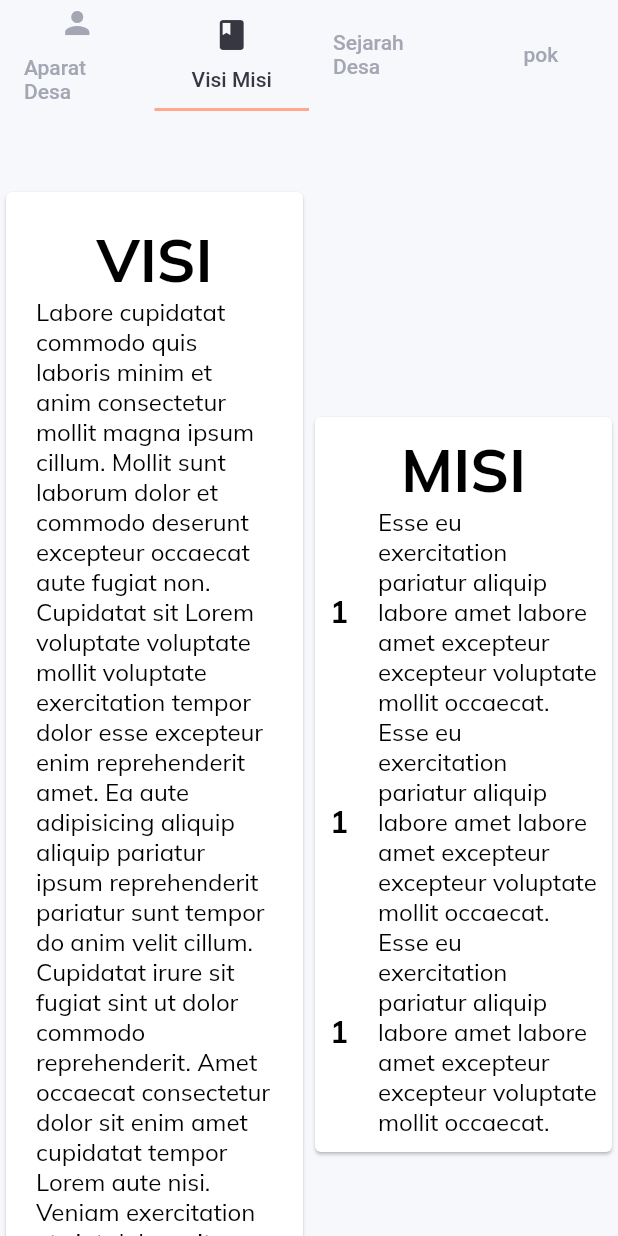
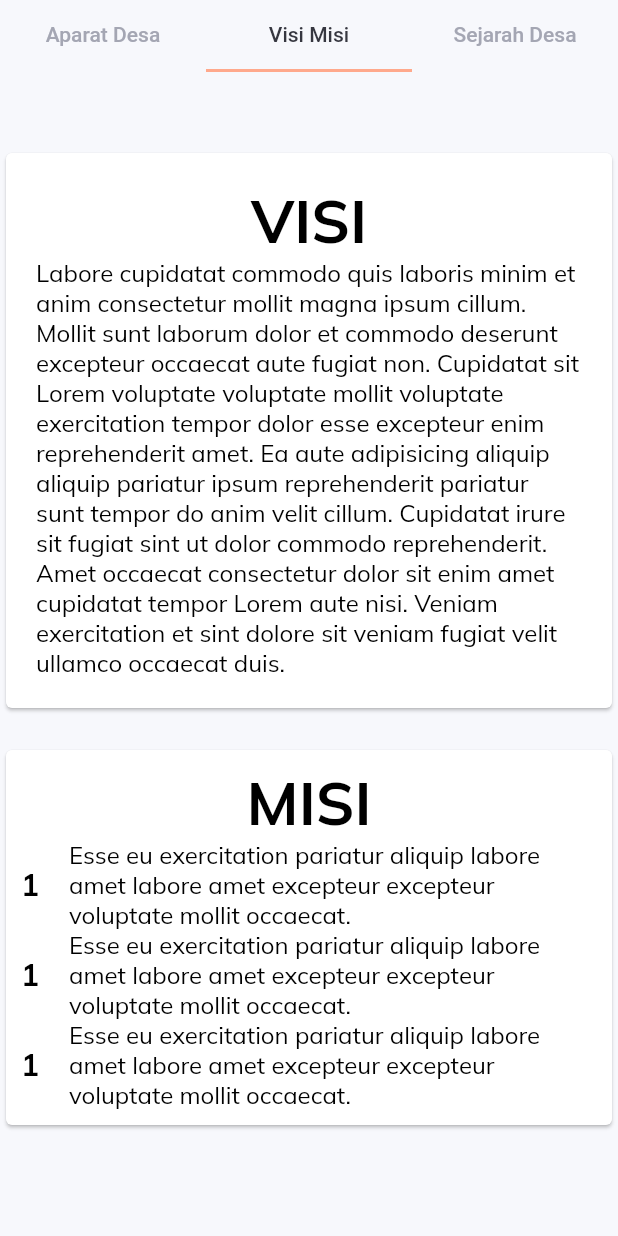
Before and after one commit to makairodewa/webapps, a Flutter app: the ProfilDesaPage widget shown alone on an empty page, opened directly, tab 2 chosen, on a phone screen of 412 x 824 dp. Run offline on Flutter 3.47's test engine with Material 2 defaults, Android fonts, the light colour scheme and no system bars; our stand-ins replace carousel_slider, firebase_core, flutter_svg, get, google_fonts, google_maps_flutter and 1 more; missing offline and left inert: footer; accounts and stored records are empty; network calls fail.

Commit message:
update ui

```diff
--- a/lib/controllers/menu_controller.dart
+++ b/lib/controllers/menu_controller.dart
@@ -44,4 +44,6 @@ class MenuController extends GetxController {
       color: isHovering(itemName) ? dark : lightGrey,
     );
   }
+
+  var data = ["Aparat Desa", "Visi Misi", "Sejarah Desa"];
 }
--- a/lib/main.dart
+++ b/lib/main.dart
@@ -78,7 +78,7 @@ class SideMenuItemMobile extends StatelessWidget {
   @override
   Widget build(BuildContext context) {
     if (ResponsiveWidget.isCustomSize(context)) {
-      return VertticalMenuItemMobile(
+      return HorizontalMenuItemMObile(
         itemName: itemName,
         onTap: onTap,
       );
--- a/lib/pages/post/post.dart
+++ b/lib/pages/post/post.dart
@@ -25,7 +25,7 @@ class PostPage extends StatelessWidget {
             padding: EdgeInsets.symmetric(
               horizontal: !ResponsiveWidget.isSmallScreen(context)
                   ? MediaQuery.of(context).size.width / 10
-                  : 0,
+                  : 20,
               vertical: 50,
             ),
             child: SizedBox(
@@ -54,7 +54,7 @@ class PostPage extends StatelessWidget {
       padding: EdgeInsets.symmetric(
           horizontal: !ResponsiveWidget.isSmallScreen(context)
               ? MediaQuery.of(context).size.width / 10
-              : 0,
+              : 20,
           vertical: 50),
       child: Row(
         mainAxisAlignment: MainAxisAlignment.spaceBetween,
--- a/lib/pages/profil/profil.dart
+++ b/lib/pages/profil/profil.dart
@@ -2,6 +2,7 @@ import 'package:flutter/material.dart';
 import 'package:flutter_svg/flutter_svg.dart';
 import 'package:footer/footer.dart';
 import 'package:get/get.dart';
+import 'package:webapps/constants/controllers.dart';
 import 'package:webapps/constants/style.dart';
 import 'package:webapps/helpers/reponsiveness.dart';
 import 'package:webapps/pages/home/widget/span_widget.dart';
@@ -14,7 +15,7 @@ class ProfilDesaPage extends StatelessWidget {
   @override
   Widget build(BuildContext context) {
     return DefaultTabController(
-      length: 4,
+      length: menuController.data.length,
       child: SizedBox(
         height: Get.height,
         width: Get.width,
@@ -24,23 +25,13 @@ class ProfilDesaPage extends StatelessWidget {
                 labelColor: dark,
                 unselectedLabelColor: lightGrey,
                 indicatorColor: ColorConstant.titleColor,
-              tabs: const [
-                Tab(
-                  icon: Icon(Icons.person),
-                  child: Text("Aparat Desa"),
-                ),
-                Tab(
-                  icon: Icon(Icons.book),
-                  child: Text("Visi Misi"),
-                ),
-                Tab(
-                  child: Text("Sejarah Desa"),
-                ),
-                Tab(
-                  child: Text("pok"),
-                ),
-              ],
-            ),
+                tabs: [
+                  ...menuController.data
+                      .map((e) => Tab(
+                            text: e,
+                          ))
+                      .toList()
+                ]),
             Expanded(
               child: TabBarView(children: [
                 CustomScrollView(
@@ -64,11 +55,14 @@ class ProfilDesaPage extends StatelessWidget {
                                     crossAxisSpacing: 10,
                                     crossAxisCount:
                                         ResponsiveWidget.isSmallScreen(context)
-                                            ? 2
+                                            ? 1
                                             : ResponsiveWidget.isMediumScreen(
                                                     context)
+                                                ? 3
+                                                : ResponsiveWidget.isCustomSize(
+                                                        context)
                                                     ? 4
-                                                : 6),
+                                                    : 5),
                             itemBuilder: (context, index) {
                               return const CardAparatWidget();
                             },
@@ -91,107 +85,9 @@ class ProfilDesaPage extends StatelessWidget {
                                         ? MediaQuery.of(context).size.width / 10
                                         : 0,
                                 vertical: 50),
-                          child: Row(
-                            mainAxisAlignment: MainAxisAlignment.spaceBetween,
-                            children: [
-                              Expanded(
-                                child: Card(
-                                    child: Padding(
-                                  padding: const EdgeInsets.all(20),
-                                  child: Column(
-                                    children: const [
-                                      Text(
-                                        "VISI",
-                                        style: TextStyle(
-                                            fontSize: 40,
-                                            color: Colors.black,
-                                            fontWeight: FontWeight.bold),
-                                      ),
-                                      Text(
-                                        "Labore cupidatat commodo quis laboris minim et anim consectetur mollit magna ipsum cillum. Mollit sunt laborum dolor et commodo deserunt excepteur occaecat aute fugiat non. Cupidatat sit Lorem voluptate voluptate mollit voluptate exercitation tempor dolor esse excepteur enim reprehenderit amet. Ea aute adipisicing aliquip aliquip pariatur ipsum reprehenderit pariatur sunt tempor do anim velit cillum. Cupidatat irure sit fugiat sint ut dolor commodo reprehenderit. Amet occaecat consectetur dolor sit enim amet cupidatat tempor Lorem aute nisi. Veniam exercitation et sint dolore sit veniam fugiat velit ullamco occaecat duis.",
-                                        style: bodyNews,
-                                      ),
-                                    ],
-                                  ),
-                                )),
-                              ),
-                              Flexible(
-                                child: Card(
-                                    child: Padding(
-                                  padding: const EdgeInsets.all(10),
-                                  child: Column(
-                                    children: [
-                                      Text(
-                                        "MISI",
-                                        style: TextStyle(
-                                            fontSize: 40,
-                                            color: Colors.black,
-                                            fontWeight: FontWeight.bold),
-                                      ),
-                                      Row(
-                                        children: const [
-                                          Text(
-                                            "1",
-                                            style: titleNews,
-                                          ),
-                                          SizedBox(
-                                            width: 20,
-                                          ),
-                                          Flexible(
-                                            child: Text(
-                                              "Esse eu exercitation pariatur aliquip labore amet labore amet excepteur excepteur voluptate mollit occaecat.",
-                                              style: bodyNews,
-                                            ),
-                                          ),
-                                        ],
-                                      ),
-                                      SizedBox(
-                                        width: 20,
-                                      ),
-                                      Row(
-                                        children: const [
-                                          Text(
-                                            "1",
-                                            style: titleNews,
-                                          ),
-                                          SizedBox(
-                                            width: 20,
-                                          ),
-                                          Flexible(
-                                            child: Text(
-                                              "Esse eu exercitation pariatur aliquip labore amet labore amet excepteur excepteur voluptate mollit occaecat.",
-                                              style: bodyNews,
-                                            ),
-                                          ),
-                                        ],
-                                      ),
-                                      SizedBox(
-                                        width: 20,
-                                      ),
-                                      Row(
-                                        children: const [
-                                          Text(
-                                            "1",
-                                            style: titleNews,
-                                          ),
-                                          SizedBox(
-                                            width: 20,
-                                          ),
-                                          Flexible(
-                                            child: Text(
-                                              "Esse eu exercitation pariatur aliquip labore amet labore amet excepteur excepteur voluptate mollit occaecat.",
-                                              style: bodyNews,
-                                            ),
-                                          ),
-                                        ],
-                                      ),
-                                    ],
-                                  ),
-                                )),
-                              ),
-                            ],
-                          ),
-                        ),
+                            child: !ResponsiveWidget.isSmallScreen(context)
+                                ? _buildRow()
+                                : _buildColumn()),
                         Footer(
                           child: const FooterViewWidget(),
                         ),
@@ -215,7 +111,7 @@ class ProfilDesaPage extends StatelessWidget {
                                               10
                                           : 0,
                                   vertical: 50),
-                              child: SpanWidget(
+                              child: const SpanWidget(
                                 title: "Sejarah",
                                 subTitle: "Desa",
                               ),
@@ -235,19 +131,139 @@ class ProfilDesaPage extends StatelessWidget {
                     )),
                   ],
                 ),
-                CustomScrollView(
-                  slivers: [
-                    SliverList(
-                        delegate: SliverChildListDelegate(
-                      [Footer(child: const FooterViewWidget())],
-                    )),
-                  ],
-                ),
               ]),
             ),
           ],
         ),
       ),
+    );
+  }
+
+  Row _buildRow() {
+    return Row(
+      mainAxisAlignment: MainAxisAlignment.spaceBetween,
+      children: [
+        Expanded(
+          child: Card(
+              child: Padding(
+            padding: const EdgeInsets.all(20),
+            child: _buildVisi(),
+          )),
+        ),
+        Flexible(
+          child: Card(
+              child: Padding(
+            padding: const EdgeInsets.all(10),
+            child: _buildMisi(),
+          )),
+        ),
+      ],
+    );
+  }
+
+  Column _buildColumn() {
+    return Column(
+      mainAxisAlignment: MainAxisAlignment.spaceBetween,
+      children: [
+        Card(
+            child: Padding(
+          padding: const EdgeInsets.all(20),
+          child: _buildVisi(),
+        )),
+        const SizedBox(
+          height: 20,
+        ),
+        Card(
+            child: Padding(
+          padding: const EdgeInsets.all(10),
+          child: _buildMisi(),
+        )),
+      ],
+    );
+  }
+
+  Column _buildMisi() {
+    return Column(
+      children: [
+        const Text(
+          "MISI",
+          style: TextStyle(
+              fontSize: 40, color: Colors.black, fontWeight: FontWeight.bold),
+        ),
+        Row(
+          children: const [
+            Text(
+              "1",
+              style: titleNews,
+            ),
+            SizedBox(
+              width: 20,
+            ),
+            Flexible(
+              child: Text(
+                "Esse eu exercitation pariatur aliquip labore amet labore amet excepteur excepteur voluptate mollit occaecat.",
+                style: bodyNews,
+              ),
+            ),
+          ],
+        ),
+        const SizedBox(
+          width: 20,
+        ),
+        Row(
+          children: const [
+            Text(
+              "1",
+              style: titleNews,
+            ),
+            SizedBox(
+              width: 20,
+            ),
+            Flexible(
+              child: Text(
+                "Esse eu exercitation pariatur aliquip labore amet labore amet excepteur excepteur voluptate mollit occaecat.",
+                style: bodyNews,
+              ),
+            ),
+          ],
+        ),
+        const SizedBox(
+          width: 20,
+        ),
+        Row(
+          children: const [
+            Text(
+              "1",
+              style: titleNews,
+            ),
+            SizedBox(
+              width: 20,
+            ),
+            Flexible(
+              child: Text(
+                "Esse eu exercitation pariatur aliquip labore amet labore amet excepteur excepteur voluptate mollit occaecat.",
+                style: bodyNews,
+              ),
+            ),
+          ],
+        ),
+      ],
+    );
+  }
+
+  Column _buildVisi() {
+    return Column(
+      children: const [
+        Text(
+          "VISI",
+          style: TextStyle(
+              fontSize: 40, color: Colors.black, fontWeight: FontWeight.bold),
+        ),
+        Text(
+          "Labore cupidatat commodo quis laboris minim et anim consectetur mollit magna ipsum cillum. Mollit sunt laborum dolor et commodo deserunt excepteur occaecat aute fugiat non. Cupidatat sit Lorem voluptate voluptate mollit voluptate exercitation tempor dolor esse excepteur enim reprehenderit amet. Ea aute adipisicing aliquip aliquip pariatur ipsum reprehenderit pariatur sunt tempor do anim velit cillum. Cupidatat irure sit fugiat sint ut dolor commodo reprehenderit. Amet occaecat consectetur dolor sit enim amet cupidatat tempor Lorem aute nisi. Veniam exercitation et sint dolore sit veniam fugiat velit ullamco occaecat duis.",
+          style: bodyNews,
+        ),
+      ],
     );
   }
 }
--- a/lib/widgets/side_menu.dart
+++ b/lib/widgets/side_menu.dart
@@ -33,7 +33,7 @@ class SideMenu extends StatelessWidget {
                     ),
                     Flexible(
                       child: CustomText(
-                        text: "Dash",
+                        text: "Desa Kalembu Kanaika",
                         size: 20,
                         weight: FontWeight.bold,
                         color: active,
--- a/lib/widgets/top_nav.dart
+++ b/lib/widgets/top_nav.dart
@@ -15,7 +15,7 @@ PreferredSize topNavigationBar(
           MediaQuery.of(context).size.width,
           !ResponsiveWidget.isSmallScreen(context)
               ? MediaQuery.of(context).size.height / 10
-              : MediaQuery.of(context).size.height / 15),
+              : MediaQuery.of(context).size.height / 10),
       child: Padding(
         padding: EdgeInsets.symmetric(
             horizontal: ResponsiveWidget.isSmallScreen(context)
```
Also changed, not shown: 1 other file. Lines whose indentation alone changed are shown as unchanged.
